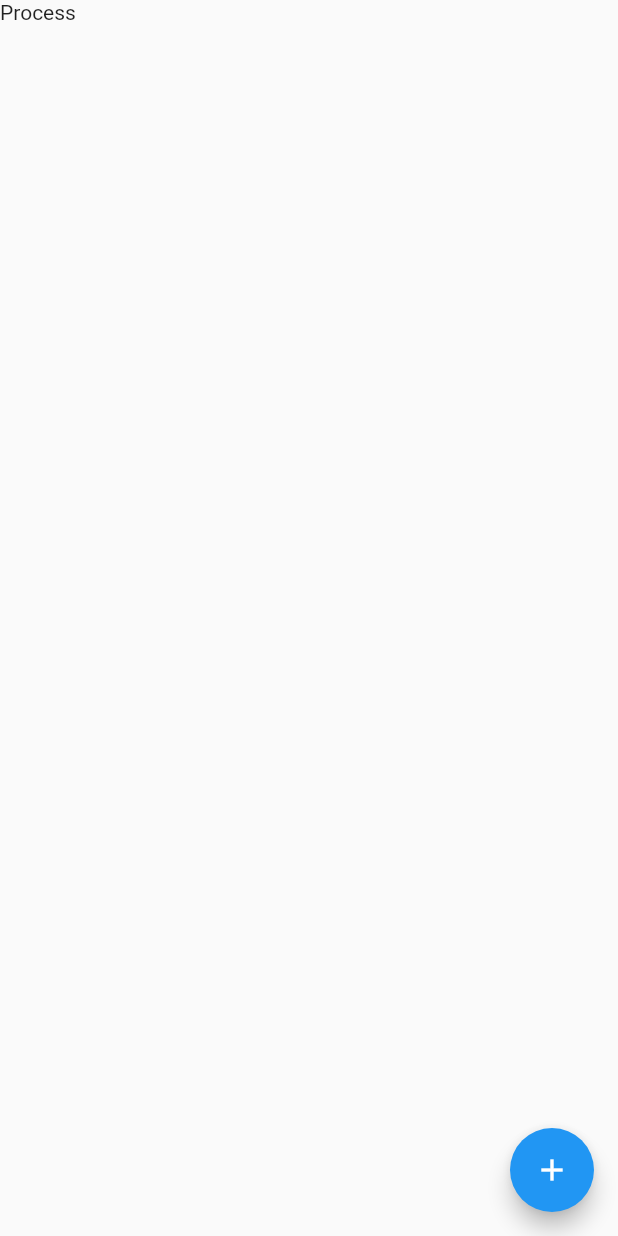
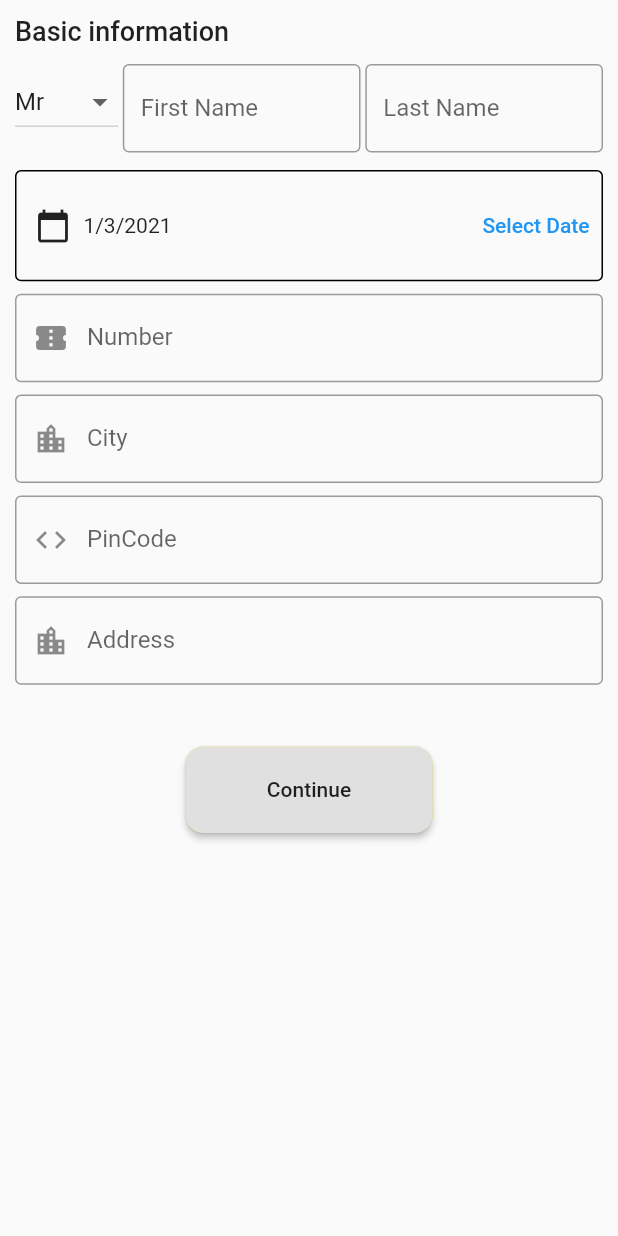
Before and after one commit to SG-Programmer/hospital-management, a Flutter app: the Offline screen opened directly, after a tap on the "add" icon, on a phone screen of 412 x 824 dp. Run offline on Flutter 3.47's test engine with Material 2 defaults, Android fonts, the phone set to English and light mode, and no system bars; our stand-ins replace connectivity, curved_navigation_bar, custom_navigation_bar, dots_indicator, firebase_auth, firebase_core and 4 more; accounts and stored records are empty; statements that could not run were skipped.

Commit message:
Offline patinet datail submit in database

```diff
--- a/lib/common/chatscreen/ChatPage.dart
+++ b/lib/common/chatscreen/ChatPage.dart
@@ -5,7 +5,7 @@ import 'chatDetailPage.dart';
 
 class ChatPage extends StatefulWidget {
   NetworkImage profilePhoto;
-  var datails;
+  String datails;
   ChatPage(this.datails, this.profilePhoto);
   @override
   _ChatPageState createState() => _ChatPageState();
@@ -18,7 +18,7 @@ class _ChatPageState extends State<ChatPage> {
     return Scaffold(
         appBar: AppBar(
           centerTitle: true,
-          title: Text(widget.datails.userNameP),
+          title: Text(widget.datails),
           actions: [
             GestureDetector(
               onTap: () {
--- a/lib/common/doctorscreen/DoctorDatailPage.dart
+++ b/lib/common/doctorscreen/DoctorDatailPage.dart
@@ -89,10 +89,10 @@ class _DoctorDatailPageState extends State<DoctorDatailPage> {
                           ),
                           Padding(
                             padding: EdgeInsets.only(left: screenWidth * 0.03),
-                            child: Text(doctroFirstName + " " + doctroLastName,
+                            child: Text("Jatin" + " " + "Patel",
                                 style: TextStyle(
-                                  fontSize: 15,
-                                  fontWeight: FontWeight.w900,
+                                  fontSize: 17,
+                                  fontWeight: FontWeight.w700,
                                 )),
                           ),
                           Padding(
@@ -117,7 +117,7 @@ class _DoctorDatailPageState extends State<DoctorDatailPage> {
                                       context,
                                       MaterialPageRoute(
                                         builder: (context) => ChatPage(
-                                            doctorDatailList[0],
+                                            doctorDatailList[0].userNameP,
                                             widget.doctorPhoto),
                                       ));
                                 },
--- a/lib/patient/AppointmentPage.dart
+++ b/lib/patient/AppointmentPage.dart
@@ -126,8 +126,8 @@ class _AppointmentPageState extends State<AppointmentPage> {
                     width: screenWidth * 0.2 + 20,
                     decoration: BoxDecoration(
                       borderRadius: BorderRadius.circular(7),
-                      image: DecorationImage(
-                          image: widget.doctorPhoto, fit: BoxFit.fill),
+                      // image: DecorationImage(
+                      //     image: widget.doctorPhoto, fit: BoxFit.fill),
                     )),
                 SizedBox(
                   width: screenWidth * 0.05,
--- a/lib/patient/PatientDoctor.dart
+++ b/lib/patient/PatientDoctor.dart
@@ -1,9 +1,9 @@
 import 'package:flutter/material.dart';
-import 'package:hospital_management/common/doctorscreen/DoctorList.dart';
+import 'package:hospital_management/common/doctorscreen/DoctorDatailPage.dart';
 
 class PatientDoctor extends StatelessWidget {
   @override
   Widget build(BuildContext context) {
-    return Scaffold(body: DoctorList());
+    return Scaffold(body: DoctorDatailPage());
   }
 }
--- a/lib/patient/pataientDetails.dart
+++ b/lib/patient/pataientDetails.dart
@@ -1,6 +1,5 @@
 import 'package:firebase_auth/firebase_auth.dart';
 import 'package:firebase_database/firebase_database.dart';
-import 'package:flutter/material.dart';
 
 String pFirstName;
 String pLastName;
--- a/lib/receptionist/PatientList.dart
+++ b/lib/receptionist/PatientList.dart
@@ -165,7 +165,8 @@ class _PatientListState extends State<PatientList> {
                             context,
                             MaterialPageRoute(
                               builder: (context) => ChatPage(
-                                  patientData[index], profilePhoto[index]),
+                                  patientData[index].userNameP,
+                                  profilePhoto[index]),
                             ));
                       })
                 ],
--- a/lib/receptionist/ReceptionistAppointment.dart
+++ b/lib/receptionist/ReceptionistAppointment.dart
@@ -4,7 +4,6 @@ import 'package:hospital_management/utils/size.dart';
 import 'appointment/complite.dart';
 import 'appointment/offline.dart';
 import 'appointment/online.dart';
-import 'appointment/upcomming.dart';
 
 class ReceptionistAppointment extends StatefulWidget {
   @override
--- a/lib/receptionist/appointment/offline.dart
+++ b/lib/receptionist/appointment/offline.dart
@@ -1,5 +1,7 @@
+import 'package:firebase_database/firebase_database.dart';
+import 'package:firebase_database/ui/firebase_animated_list.dart';
 import 'package:flutter/material.dart';
-import 'package:hospital_management/receptionist/List.dart';
+import 'package:hospital_management/receptionist/appointment/offlinePatientForm.dart';
 import 'package:hospital_management/utils/size.dart';
 
 class Offline extends StatefulWidget {
@@ -8,28 +10,46 @@ class Offline extends StatefulWidget {
 }
 
 class _OfflineState extends State<Offline> {
+  Query _query;
+
+  @override
+  void initState() {
+    _query = FirebaseDatabase.instance.reference().child('offlinePatient');
+
+    super.initState();
+  }
+
+  List _name = ['smit007', 'priya05', 'nitin12', 'priya05', 'smit007'];
+
+  Widget _datalist(Map _data) {
+    return _name.contains(_data['first_name'])
+        ? null
+        : Text(_data['first_name']);
+  }
+
   @override
   Widget build(BuildContext context) {
     ScreenSize.setSize(context);
 
     return Scaffold(
-        floatingActionButton: FloatingActionButton(
-          onPressed: () {
-            showBottomSheet(
-                shape: RoundedRectangleBorder(
-                    borderRadius: BorderRadius.only(
-                        topLeft: Radius.circular(25.0),
-                        topRight: Radius.circular(25.0))),
-                backgroundColor: Colors.blue[300],
-                context: context,
-                builder: (BuildContext context) {
-                  return Container(
-                    height: screenHeight * 0.6,
-                  );
-                });
-          },
-          child: Icon(Icons.add),
-        ),
-        body: Text("Process"));
+      body: FirebaseAnimatedList(
+          query: _query,
+          itemBuilder: (BuildContext context, DataSnapshot snap,
+              Animation<double> animation, int index) {
+            Map _data = snap.value;
+
+            return _datalist(_data);
+          }),
+      floatingActionButton: FloatingActionButton(
+        onPressed: () {
+          Navigator.push(
+              context,
+              MaterialPageRoute(
+                builder: (context) => OfflinePatientForm(),
+              ));
+        },
+        child: Icon(Icons.add),
+      ),
+    );
   }
 }
--- /dev/null
+++ b/lib/receptionist/appointment/offlinePatientForm.dart
@@ -0,0 +1,231 @@
+import 'package:firebase_database/firebase_database.dart';
+import 'package:flutter/material.dart';
+import 'package:form_validator/form_validator.dart';
+import 'package:hospital_management/patient/AppointmentPage.dart';
+import 'package:hospital_management/utils/size.dart';
+
+class OfflinePatientForm extends StatefulWidget {
+  @override
+  _OfflinePatientFormState createState() => _OfflinePatientFormState();
+}
+
+class _OfflinePatientFormState extends State<OfflinePatientForm> {
+  GlobalKey<FormState> _formKey = GlobalKey<FormState>();
+
+  //TextField Controller
+  TextEditingController firstNameController = TextEditingController();
+  TextEditingController lastNameController = TextEditingController();
+  TextEditingController numberController = TextEditingController();
+  TextEditingController cityController = TextEditingController();
+  TextEditingController pinCodeController = TextEditingController();
+  TextEditingController addressController = TextEditingController();
+
+  //variable
+  String sex = "Mr";
+  DateTime date = DateTime.now();
+
+  //List And Map
+  List<String> sexList = ["Mr", "Mis", "Other"];
+
+  //firebase
+  DatabaseReference _offlinePatient =
+      FirebaseDatabase.instance.reference().child('offlinePatient');
+
+  selectDate(BuildContext context) async {
+    date = await showDatePicker(
+        context: context,
+        initialDate: DateTime.now(),
+        firstDate: DateTime(1990),
+        lastDate: DateTime(2022));
+  }
+
+/*     TextEditingController name = TextEditingController(); */
+
+  textfield(String hintName, String labeltext,
+      TextEditingController fieldController, String Function(String) v,
+      [Icon iconname]) {
+    return Padding(
+      padding: EdgeInsets.only(top: screenHeight * 0.01),
+      child: Container(
+        child: TextFormField(
+          controller: fieldController,
+          validator: v,
+          decoration: InputDecoration(
+            border: OutlineInputBorder(),
+            hintText: hintName,
+            labelText: labeltext,
+            prefixIcon: iconname,
+          ),
+        ),
+      ),
+    );
+  }
+
+  @override
+  Widget build(BuildContext context) {
+    ScreenSize.setSize(context);
+
+    return SafeArea(
+      child: Scaffold(
+        body: SingleChildScrollView(
+          child: Padding(
+            padding: EdgeInsets.all(10.0),
+            child: Form(
+              key: _formKey,
+              child: Column(
+                crossAxisAlignment: CrossAxisAlignment.start,
+                children: [
+                  Text(
+                    "Basic information",
+                    style: TextStyle(fontSize: 18, fontWeight: FontWeight.w500),
+                  ),
+                  Row(
+                    mainAxisAlignment: MainAxisAlignment.spaceBetween,
+                    children: [
+                      Container(
+                          width: screenWidth / 6,
+                          height: screenHeight * 0.09,
+                          alignment: Alignment.center,
+                          child: DropdownButton(
+                              isExpanded: true,
+                              value: sex,
+                              onChanged: (value) {
+                                print(value);
+                                setState(() {
+                                  sex = value;
+                                });
+                              },
+                              items: sexList.map((e) {
+                                return DropdownMenuItem(
+                                  child: Text(e),
+                                  value: e,
+                                );
+                              }).toList())),
+                      Container(
+                        width: screenWidth / 2.6,
+                        child: textfield(
+                            "Last Name",
+                            "First Name",
+                            firstNameController,
+                            ValidationBuilder().minLength(1).build()),
+                      ),
+                      Container(
+                        width: screenWidth / 2.6,
+                        child: textfield(
+                            "Last Name",
+                            "Last Name",
+                            lastNameController,
+                            ValidationBuilder().minLength(1).build()),
+                      ),
+                    ],
+                  ),
+                  SizedBox(
+                    height: screenHeight * 0.01,
+                  ),
+                  Container(
+                    height: screenHeight * 0.09,
+                    padding: EdgeInsets.only(left: screenWidth * 0.03),
+                    decoration: BoxDecoration(
+                        borderRadius: BorderRadius.circular(4.0),
+                        border: Border.all()),
+                    child: Row(
+                      mainAxisAlignment: MainAxisAlignment.spaceBetween,
+                      children: [
+                        Row(
+                          children: [
+                            Icon(Icons.calendar_today),
+                            SizedBox(
+                              width: screenWidth * 0.02,
+                            ),
+                            Text(date.day.toString() +
+                                "/" +
+                                date.month.toString() +
+                                "/" +
+                                date.year.toString())
+                          ],
+                        ),
+                        TextButton(
+                            onPressed: () {
+                              selectDate(context);
+                            },
+                            child: Text("Select Date"))
+                      ],
+                    ),
+                  ),
+                  textfield(
+                    "Mobile no",
+                    "Number",
+                    numberController,
+                    ValidationBuilder().phone().build(),
+                    Icon(Icons.confirmation_number),
+                  ),
+                  textfield(
+                      "City",
+                      "City",
+                      cityController,
+                      ValidationBuilder().minLength(1).build(),
+                      Icon(Icons.location_city)),
+                  textfield(
+                    "PinCode",
+                    "PinCode",
+                    pinCodeController,
+                    ValidationBuilder().minLength(6).maxLength(6).build(),
+                    Icon(Icons.code),
+                  ),
+                  textfield(
+                    "Address",
+                    "Address",
+                    addressController,
+                    ValidationBuilder().minLength(10).build(),
+                    Icon(Icons.location_city),
+                  ),
+                  SizedBox(
+                    height: screenHeight * 0.05,
+                  ),
+                  Row(
+                    mainAxisAlignment: MainAxisAlignment.center,
+                    children: [
+                      Container(
+                        decoration: BoxDecoration(
+                          borderRadius: BorderRadius.circular(12.0),
+                          color: Colors.yellow,
+                        ),
+                        height: screenHeight * 0.07,
+                        width: screenWidth * 0.4,
+                        child: RaisedButton(
+                          shape: RoundedRectangleBorder(
+                              borderRadius: BorderRadius.circular(12.0)),
+                          onPressed: () {
+                            if (_formKey.currentState.validate()) {
+                              _offlinePatient.push().set({
+                                'sex': sex,
+                                'first_name': firstNameController.text,
+                                'last_name': lastNameController.text,
+                                'date': date.toString(),
+                                'number': numberController.text,
+                                'city': cityController.text,
+                                'pin_conde': pinCodeController.text,
+                                'address': addressController.text
+                              }).then((value) => Navigator.push(
+                                  context,
+                                  MaterialPageRoute(
+                                    builder: (context) => AppointmentPage(
+                                      doctorName: "jatin Patel",
+                                    ),
+                                  )));
+                            }
+                          },
+                          child: Text("Continue"),
+                        ),
+                      ),
+                    ],
+                  ),
+                ],
+              ),
+            ),
+          ),
+        ),
+      ),
+    );
+  }
+}
```
